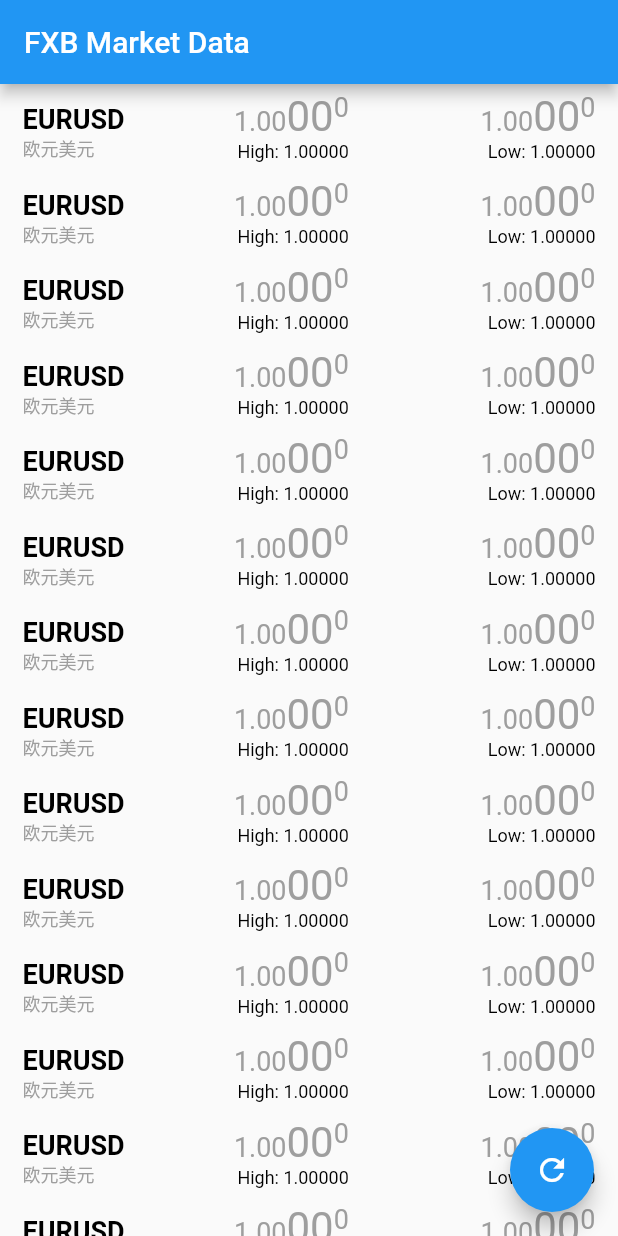
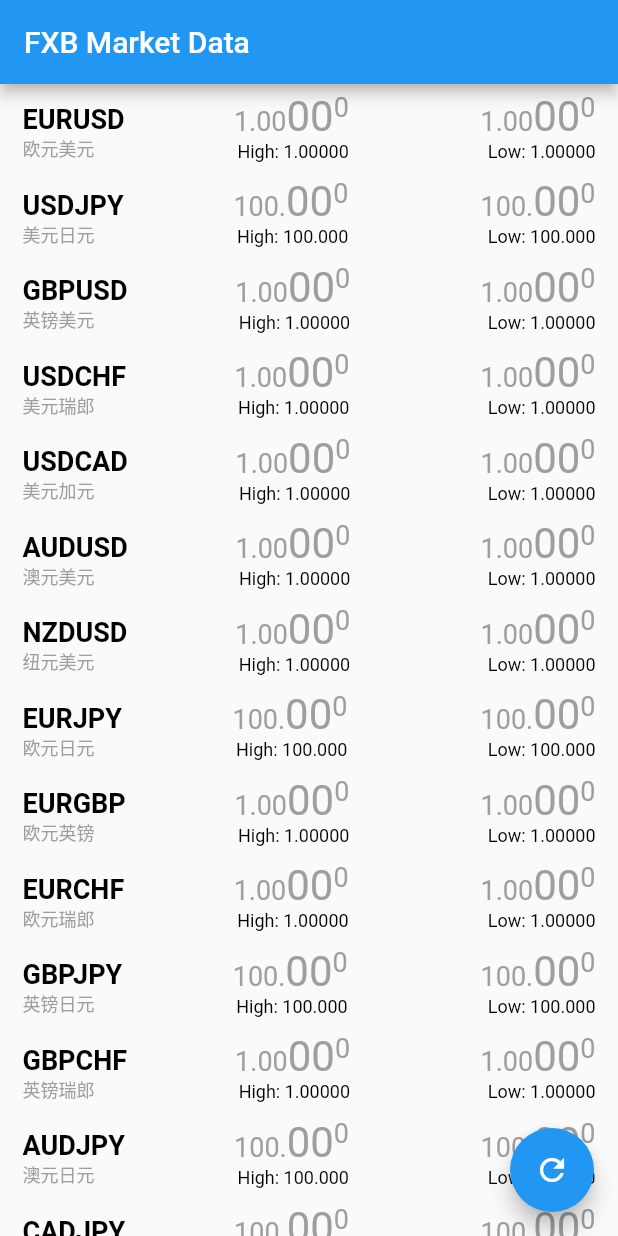
Before and after one commit to carlosxl/teaser, a Flutter app: the screen it shows after launch, on a phone screen of 412 x 824 dp. Run offline on Flutter 3.47's test engine with Material 2 defaults, Android fonts, the phone set to English and light mode, and no system bars; our stand-ins replace flutter_redux, redux.

```diff
--- a/lib/actions/actions.dart
+++ b/lib/actions/actions.dart
@@ -1 +1,10 @@
+import 'dart:async';
+
 class RefreshAction {}
+
+class CompletableAction {
+  final Completer completer;
+
+  CompletableAction({Completer completer})
+      : this.completer = completer ?? Completer();
+}
--- a/lib/main.dart
+++ b/lib/main.dart
@@ -3,11 +3,12 @@ import 'package:flutter/material.dart';
 import 'package:redux/redux.dart';
 
 import 'package:my_project/actions/actions.dart';
+import 'package:my_project/localizations.dart';
+import 'package:my_project/middleware/app_state_middleware.dart';
 import 'package:my_project/models/app_store.dart';
-import 'package:my_project/localizations.dart';
+import 'package:my_project/presentation/market_data_screen.dart';
 import 'package:my_project/reducers/app_state_reducer.dart';
 import 'package:my_project/routes.dart';
-import 'package:my_project/presentation/market_data_screen.dart';
 
 void main() {
   runApp(FxbMarketDataApp());
@@ -17,13 +18,17 @@ class FxbMarketDataApp extends StatelessWidget {
   final store = Store<AppState>(
     appStateReducer,
     initialState: AppState.initial(),
+    middleware: appStateMiddleware,
   );
 
   @override
   Widget build(BuildContext context) {
-    var onRefresh = () {
-      store.dispatch(RefreshAction());
-    };
+    onRefresh () async {
+      final CompletableAction action = CompletableAction();
+      store.dispatch(action);
+
+      return action.completer.future;
+    }
 
     return StoreProvider(
       store: store,
@@ -40,7 +45,7 @@ class FxbMarketDataApp extends StatelessWidget {
         ],
         routes: {
           FxbMarketDataRoutes.home: (BuildContext context) {
-            return MarketDataScreen(onFloatingActionButtonPressed: onRefresh);
+            return MarketDataScreen(onRefresh: onRefresh);
           },
         },
       ),
--- /dev/null
+++ b/lib/middleware/app_state_middleware.dart
@@ -0,0 +1,20 @@
+import 'dart:async';
+
+import 'package:redux/redux.dart';
+
+import 'package:my_project/actions/actions.dart';
+import 'package:my_project/models/app_store.dart';
+
+final List<Middleware<AppState>> appStateMiddleware = [
+  TypedMiddleware<AppState, CompletableAction>(_refreshIndicatorMiddleware)
+];
+
+_refreshIndicatorMiddleware(
+    Store<AppState> store, dynamic action, NextDispatcher next) {
+  Future.delayed(Duration(milliseconds: 500)).then((result) {
+    store.dispatch(RefreshAction());
+    action.completer.complete();
+  });
+
+  next(action);
+}
--- a/lib/models/app_store.dart
+++ b/lib/models/app_store.dart
@@ -5,70 +5,37 @@ import 'package:my_project/models/market_data.dart';
 @immutable
 class AppState {
   final List<MarketData> marketDataList;
+  final bool isLoading;
 
   AppState({
     this.marketDataList = const [],
+    this.isLoading = false,
   });
 
   factory AppState.initial() => AppState(
         marketDataList: [
-          MarketData('EURUSD', '欧元美元', digits: 5),
-          MarketData('EURUSD', '欧元美元', digits: 5),
-          MarketData('EURUSD', '欧元美元', digits: 5),
-          MarketData('EURUSD', '欧元美元', digits: 5),
-          MarketData('EURUSD', '欧元美元', digits: 5),
-          MarketData('EURUSD', '欧元美元', digits: 5),
-          MarketData('EURUSD', '欧元美元', digits: 5),
-          MarketData('EURUSD', '欧元美元', digits: 5),
-          MarketData('EURUSD', '欧元美元', digits: 5),
-          MarketData('EURUSD', '欧元美元', digits: 5),
-          MarketData('EURUSD', '欧元美元', digits: 5),
-          MarketData('EURUSD', '欧元美元', digits: 5),
-          MarketData('EURUSD', '欧元美元', digits: 5),
-          MarketData('EURUSD', '欧元美元', digits: 5),
-          MarketData('EURUSD', '欧元美元', digits: 5),
-          MarketData('EURUSD', '欧元美元', digits: 5),
-          MarketData('EURUSD', '欧元美元', digits: 5),
-          MarketData('EURUSD', '欧元美元', digits: 5),
-          MarketData('EURUSD', '欧元美元', digits: 5),
-          MarketData('EURUSD', '欧元美元', digits: 5),
-          MarketData('EURUSD', '欧元美元', digits: 5),
-          MarketData('EURUSD', '欧元美元', digits: 5),
-          MarketData('EURUSD', '欧元美元', digits: 5),
-          MarketData('EURUSD', '欧元美元', digits: 5),
-          MarketData('EURUSD', '欧元美元', digits: 5),
-          MarketData('EURUSD', '欧元美元', digits: 5),
-          MarketData('EURUSD', '欧元美元', digits: 5),
-          MarketData('EURUSD', '欧元美元', digits: 5),
-          MarketData('EURUSD', '欧元美元', digits: 5),
-          MarketData('EURUSD', '欧元美元', digits: 5),
-          MarketData('EURUSD', '欧元美元', digits: 5),
-          MarketData('EURUSD', '欧元美元', digits: 5),
-          MarketData('EURUSD', '欧元美元', digits: 5),
-          MarketData('EURUSD', '欧元美元', digits: 5),
-          MarketData('EURUSD', '欧元美元', digits: 5),
-          MarketData('EURUSD', '欧元美元', digits: 5),
-          MarketData('EURUSD', '欧元美元', digits: 5),
-          MarketData('EURUSD', '欧元美元', digits: 5),
-          MarketData('EURUSD', '欧元美元', digits: 5),
-          MarketData('EURUSD', '欧元美元', digits: 5),
-          MarketData('EURUSD', '欧元美元', digits: 5),
-          MarketData('EURUSD', '欧元美元', digits: 5),
-          MarketData('EURUSD', '欧元美元', digits: 5),
-          MarketData('EURUSD', '欧元美元', digits: 5),
-          MarketData('EURUSD', '欧元美元', digits: 5),
-          MarketData('EURUSD', '欧元美元', digits: 5),
-          MarketData('EURUSD', '欧元美元', digits: 5),
-          MarketData('EURUSD', '欧元美元', digits: 5),
-          MarketData('EURUSD', '欧元美元', digits: 5),
-          MarketData('EURUSD', '欧元美元', digits: 5),
-          MarketData('EURUSD', '欧元美元', digits: 5),
-          MarketData('EURUSD', '欧元美元', digits: 5),
-          MarketData('EURUSD', '欧元美元', digits: 5),
-          MarketData('EURUSD', '欧元美元', digits: 5),
-          MarketData('EURUSD', '欧元美元', digits: 5),
-          MarketData('EURUSD', '欧元美元', digits: 5),
-          MarketData('EURUSD', '欧元美元', digits: 5),
+          MarketData("EURUSD", "欧元美元", digits: 5),
+          MarketData("USDJPY", "美元日元", digits: 3),
+          MarketData("GBPUSD", "英镑美元", digits: 5),
+          MarketData("USDCHF", "美元瑞郎", digits: 5),
+          MarketData("USDCAD", "美元加元", digits: 5),
+          MarketData("AUDUSD", "澳元美元", digits: 5),
+          MarketData("NZDUSD", "纽元美元", digits: 5),
+          MarketData("EURJPY", "欧元日元", digits: 3),
+          MarketData("EURGBP", "欧元英镑", digits: 5),
+          MarketData("EURCHF", "欧元瑞郎", digits: 5),
+          MarketData("GBPJPY", "英镑日元", digits: 3),
+          MarketData("GBPCHF", "英镑瑞郎", digits: 5),
+          MarketData("AUDJPY", "澳元日元", digits: 3),
+          MarketData("CADJPY", "加元日元", digits: 3),
+          MarketData("NZDJPY", "纽元日元", digits: 3),
+          MarketData("EURAUD", "欧元澳元", digits: 5),
+          MarketData("EURNZD", "欧元纽元", digits: 5),
+          MarketData("EURCAD", "欧元加元", digits: 5),
+          MarketData("GBPAUD", "英镑澳元", digits: 5),
+          MarketData("GBPNZD", "英镑纽元", digits: 5),
+          MarketData("GBPCAD", "英镑加元", digits: 5),
+          MarketData("AUDNZD", "澳元纽元", digits: 5)
         ],
       );
 }
--- a/lib/models/market_data.dart
+++ b/lib/models/market_data.dart
@@ -1,3 +1,5 @@
+import 'dart:math';
+
 import 'package:meta/meta.dart';
 
 enum PriceChange { Increased, Decreased, NotChanged }
@@ -16,26 +18,30 @@ class MarketData {
   MarketData(
     this.name,
     this.nameLocal, {
-    this.bid = 1.0,
-    this.ask = 1.0,
-    this.high = 1.0,
-    this.low = 1.0,
+    bid,
+    ask,
+    high,
+    low,
     this.digits = 5,
     this.priceChange = PriceChange.NotChanged,
-  });
+  })  : this.bid = bid ?? pow(10, 5 - digits).toDouble(),
+        this.ask = ask ?? pow(10, 5 - digits).toDouble(),
+        this.high = high ?? pow(10, 5 - digits).toDouble(),
+        this.low = low ?? pow(10, 5 - digits).toDouble();
 
-  factory MarketData.fromPrev(MarketData prev, double diff) {
-    PriceChange priceChange = diff == 0
-            ? PriceChange.NotChanged
-            : diff > 0 ? PriceChange.Increased : PriceChange.Decreased;
+  factory MarketData.fromPrev(MarketData prev, double ratio) {
+    PriceChange priceChange = ratio == 1
+        ? PriceChange.NotChanged
+        : ratio > 1 ? PriceChange.Increased : PriceChange.Decreased;
 
     return MarketData(
       prev.name,
       prev.nameLocal,
-      bid: prev.bid + diff,
-      ask: prev.ask + diff,
-      high: (prev.ask + diff) > prev.high ? prev.ask + diff : prev.high,
-      low: (prev.bid + diff) < prev.high ? prev.bid + diff : prev.low,
+      bid: prev.bid * ratio,
+      ask: prev.ask * ratio,
+      high: (prev.ask * ratio) > prev.high ? prev.ask * ratio : prev.high,
+      low: (prev.bid * ratio) < prev.high ? prev.bid * ratio : prev.low,
+      digits: prev.digits,
       priceChange: priceChange,
     );
   }
--- a/lib/presentation/market_data_screen.dart
+++ b/lib/presentation/market_data_screen.dart
@@ -6,9 +6,9 @@ import 'package:my_project/localizations.dart';
 import 'package:my_project/models/app_store.dart';
 
 class MarketDataScreen extends StatelessWidget {
-  final onFloatingActionButtonPressed;
+  final onRefresh;
 
-  MarketDataScreen({this.onFloatingActionButtonPressed});
+  MarketDataScreen({this.onRefresh});
 
   @override
   Widget build(BuildContext context) {
@@ -18,11 +18,12 @@ class MarketDataScreen extends StatelessWidget {
           appBar: AppBar(
             title: Text(AppLocalizations.of(context).title),
           ),
-          body: MarketDataBox(),
+          body: RefreshIndicator(
+            onRefresh: onRefresh,
+            child: MarketDataBox(),
+          ),
           floatingActionButton: FloatingActionButton(
-            onPressed: () {
-              onFloatingActionButtonPressed();
-            },
+            onPressed: () => {},
             child: Icon(Icons.refresh),
           ),
         );
--- a/lib/reducers/app_state_reducer.dart
+++ b/lib/reducers/app_state_reducer.dart
@@ -5,22 +5,23 @@ import 'package:my_project/actions/actions.dart';
 import 'package:my_project/models/app_store.dart';
 import 'package:my_project/models/market_data.dart';
 
-const double tickWidth = 0.0002;
+const double tickWidth = 0.001;  // average tick price change is 0.1%.
 
 final appStateReducer = combineReducers<AppState>([
   TypedReducer<AppState, RefreshAction>(_refresh),
 ]);
 
+// TODO: This funciton should take async market data from API return.
 AppState _refresh(AppState state, RefreshAction action) {
   Random rg = Random();
 
   return AppState(
     marketDataList: state.marketDataList.map((data) {
       if (rg.nextBool()) {
-        double diff = tickWidth * (rg.nextDouble() - 0.5);
-        return MarketData.fromPrev(data, diff);
+        double ratio = 1 + tickWidth * (rg.nextDouble() - 0.5);
+        return MarketData.fromPrev(data, ratio);
       }
-      return MarketData.fromPrev(data, 0.0);
+      return MarketData.fromPrev(data, 1.0);
     }).toList(),
   );
 }
```
Also changed, not shown: pubspec.lock.
